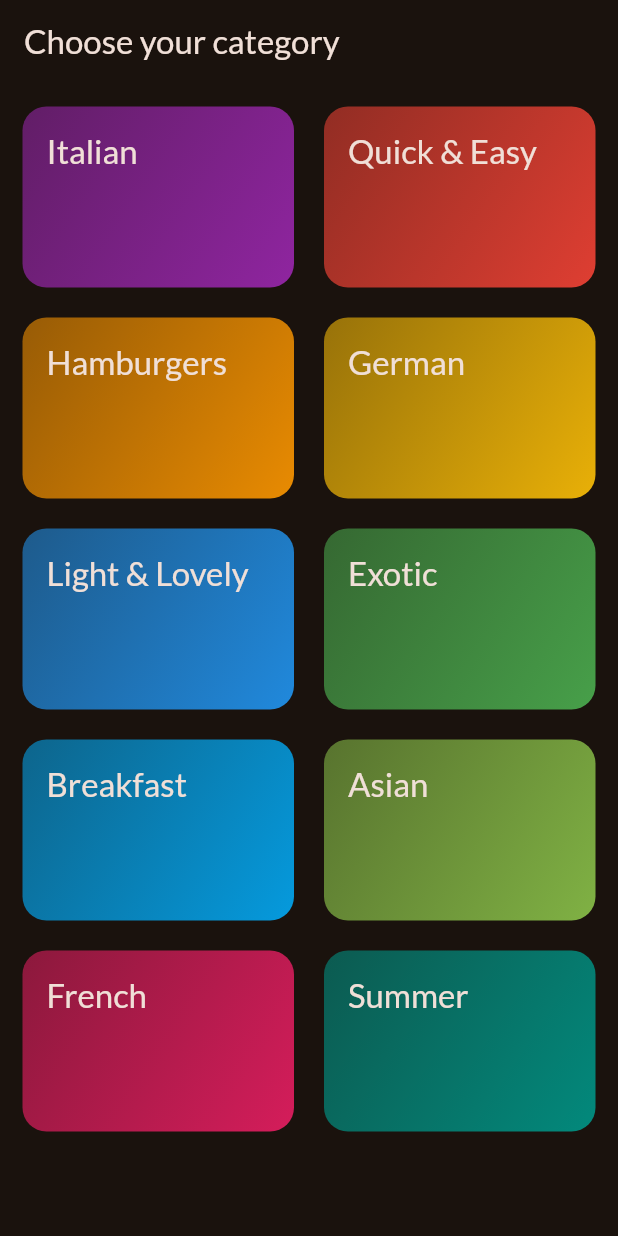
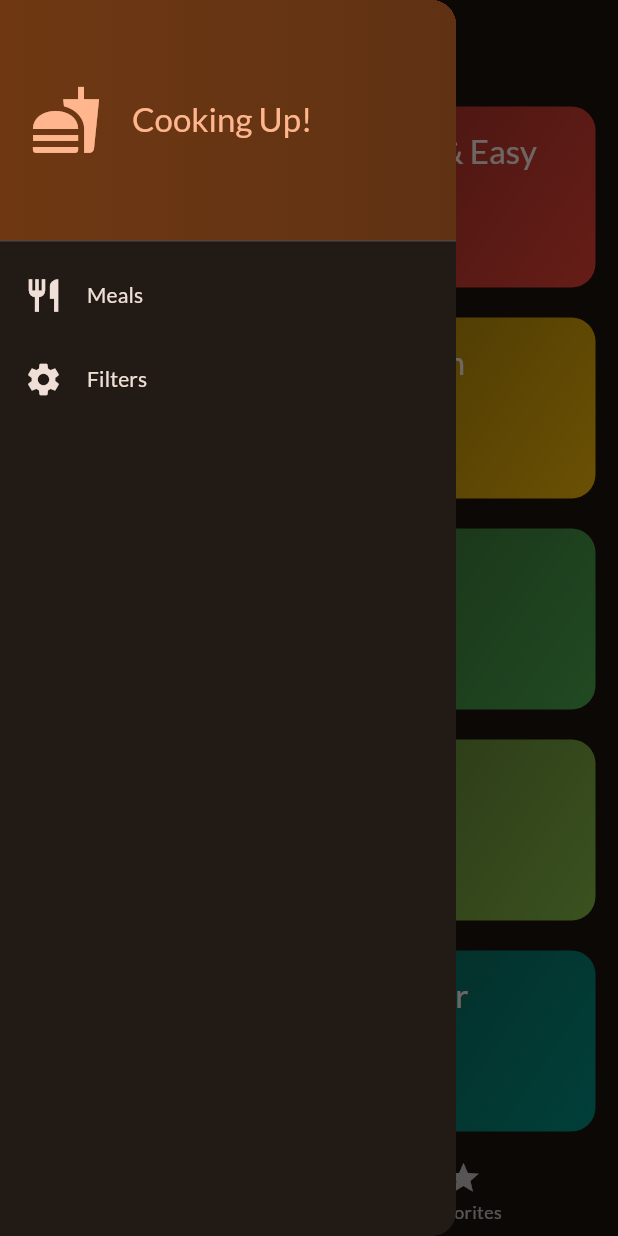
Before and after one commit to khayyam-ahmed/meals, a Flutter app: the screen it shows after launch, with the side drawer open (before the commit the screen has no drawer), on a phone screen of 412 x 824 dp. Run offline on Flutter 3.47's test engine with Material 2 defaults, Android fonts, the phone set to English and light mode, and no system bars; our stand-ins replace google_fonts, transparent_image.

Commit message:
added sidedrawer 'MainDrawer'

```diff
--- a/lib/main.dart
+++ b/lib/main.dart
@@ -1,8 +1,7 @@
 import 'package:flutter/material.dart';
-
 import 'package:google_fonts/google_fonts.dart';
 
-import 'screens/categories.dart';
+import 'package:meals/screens/tabs.dart';
 
 final theme = ThemeData(
   useMaterial3: true,
@@ -22,7 +21,7 @@ class App extends StatelessWidget {
   Widget build(BuildContext context) {
     return MaterialApp(
       theme: theme,
-      home: const CategoriesScreen(),
+      home: const TabsScreen(),
       // home: const MealsScreen(title: 'title', meals: dummyMeals),
     );
   }
--- a/lib/screens/categories.dart
+++ b/lib/screens/categories.dart
@@ -5,9 +5,11 @@ import 'package:meals/widgets/category_grid_item.dart';
 import 'package:meals/screens/meals.dart';
 import 'package:meals/models/category.dart';
 
+import '../models/meal.dart';
+
 class CategoriesScreen extends StatelessWidget {
-  const CategoriesScreen({super.key});
-
+  const CategoriesScreen({super.key, required this.onToggleFavorite});
+  final void Function(Meal meal) onToggleFavorite;
   void _selectCategory(BuildContext context, Category category) {
     final filteredMeals = dummyMeals
         .where((meal) => meal.categories.contains(category.id))
@@ -17,18 +19,14 @@ class CategoriesScreen extends StatelessWidget {
         builder: (ctx) => MealsScreen(
             title: category.title,
             meals: filteredMeals,
-        ),
+            onToggleFavorite: onToggleFavorite),
       ),
     );
   }
 
   @override
   Widget build(BuildContext context) {
-    return Scaffold(
-      appBar: AppBar(
-        title: const Text('Choose your category'),
-      ),
-      body: GridView(
+    return GridView(
       padding: const EdgeInsets.all(15),
       gridDelegate: const SliverGridDelegateWithFixedCrossAxisCount(
         crossAxisCount: 2,
@@ -46,7 +44,6 @@ class CategoriesScreen extends StatelessWidget {
             ),
           )
           .toList(),
-      ),
     );
   }
 }
--- /dev/null
+++ b/lib/screens/tabs.dart
@@ -0,0 +1,85 @@
+import 'package:flutter/material.dart';
+import 'package:meals/models/meal.dart';
+import 'package:meals/screens/categories.dart';
+import 'package:meals/screens/meals.dart';
+import 'package:meals/widgets/main_drawer.dart';
+
+class TabsScreen extends StatefulWidget {
+  const TabsScreen({super.key});
+
+  @override
+  State<TabsScreen> createState() => _TabsScreenState();
+}
+
+class _TabsScreenState extends State<TabsScreen> {
+  int _selectedPageIndex = 0;
+  var _appBarTitle = 'Categories';
+  final List<Meal> _favoriteMeals = [];
+
+  void showInfoMessage(String message) {
+    ScaffoldMessenger.of(context).clearSnackBars();
+    ScaffoldMessenger.of(context).showSnackBar(
+      SnackBar(
+        content: Text(message),
+      ),
+    );
+  }
+
+  void _toggleMealFavoriteStatus(Meal meal) {
+    final isExisting = _favoriteMeals.contains(meal);
+    if (isExisting) {
+      setState(() {
+        _favoriteMeals.remove(meal);
+      });
+      showInfoMessage("Removed from favorites!");
+    } else {
+      setState(() {
+        _favoriteMeals.add(meal);
+      });
+      showInfoMessage("Added to favorites!");
+    }
+  }
+
+  void onSelectNavBarItem(int index) {
+    setState(() {
+      _selectedPageIndex = index;
+      if (index == 1) {
+        _appBarTitle = 'Your  Favorites';
+      } else {
+        _appBarTitle = 'Categories';
+      }
+    });
+  }
+
+  void _onSelectScreen(String identifier) {
+    if (identifier == 'meals') {
+      Navigator.of(context).pop();
+    } else if (identifier == 'filters') {}
+  }
+
+  @override
+  Widget build(BuildContext context) {
+    Widget activePage =
+        CategoriesScreen(onToggleFavorite: _toggleMealFavoriteStatus);
+    if (_selectedPageIndex == 1) {
+      activePage = MealsScreen(
+          meals: _favoriteMeals, onToggleFavorite: _toggleMealFavoriteStatus);
+    }
+    return Scaffold(
+      appBar: AppBar(
+        title: Text(_appBarTitle),
+      ),
+      drawer: MainDrawer(onSelectScreen: _onSelectScreen),
+      body: activePage,
+      bottomNavigationBar: BottomNavigationBar(
+        onTap: onSelectNavBarItem,
+        currentIndex: _selectedPageIndex,
+        items: const [
+          BottomNavigationBarItem(
+              icon: Icon(Icons.restaurant), label: 'Categories'),
+          BottomNavigationBarItem(icon: Icon(Icons.star), label: 'Favorites'),
+        ],
+      ),
+    );
+  }
+}
--- /dev/null
+++ b/lib/widgets/main_drawer.dart
@@ -0,0 +1,72 @@
+import 'package:flutter/material.dart';
+
+class MainDrawer extends StatelessWidget {
+  const MainDrawer({super.key, required this.onSelectScreen});
+  final void Function(String identifier) onSelectScreen;
+  @override
+  Widget build(BuildContext context) {
+    return Drawer(
+      child: Column(
+        children: [
+          DrawerHeader(
+            padding: const EdgeInsets.all(20),
+            decoration: BoxDecoration(
+                gradient: LinearGradient(colors: [
+              Theme.of(context).colorScheme.primaryContainer,
+              Theme.of(context).colorScheme.primaryContainer.withOpacity(0.8),
+            ])),
+            child: Row(
+              children: [
+                Icon(
+                  Icons.fastfood,
+                  size: 48,
+                  color: Theme.of(context).colorScheme.primary,
+                ),
+                const SizedBox(width: 20),
+                Text(
+                  'Cooking Up!',
+                  style: Theme.of(context)
+                      .textTheme
+                      .titleLarge!
+                      .copyWith(color: Theme.of(context).colorScheme.primary),
+                )
+              ],
+            ),
+          ),
+          ListTile(
+            leading: Icon(
+              Icons.restaurant,
+              size: 26,
+              color: Theme.of(context).colorScheme.onBackground,
+            ),
+            title: Text(
+              "Meals",
+              style: Theme.of(context).textTheme.titleSmall!.copyWith(
+                    color: Theme.of(context).colorScheme.onBackground,
+                  ),
+            ),
+            onTap: () {
+              onSelectScreen("meals");
+            },
+          ),
+          ListTile(
+            leading: Icon(
+              Icons.settings,
+              size: 26,
+              color: Theme.of(context).colorScheme.onBackground,
+            ),
+            title: Text(
+              "Filters",
+              style: Theme.of(context).textTheme.titleSmall!.copyWith(
+                    color: Theme.of(context).colorScheme.onBackground,
+                  ),
+            ),
+            onTap: () {
+              onSelectScreen("filters");
+            },
+          ),
+        ],
+      ),
+    );
+  }
+}
```
Also changed, not shown: lib/screens/meal_details.dart (+8 -2 lines), lib/screens/meals.dart (+15 -3 lines). Lines whose indentation alone changed are shown as unchanged.
